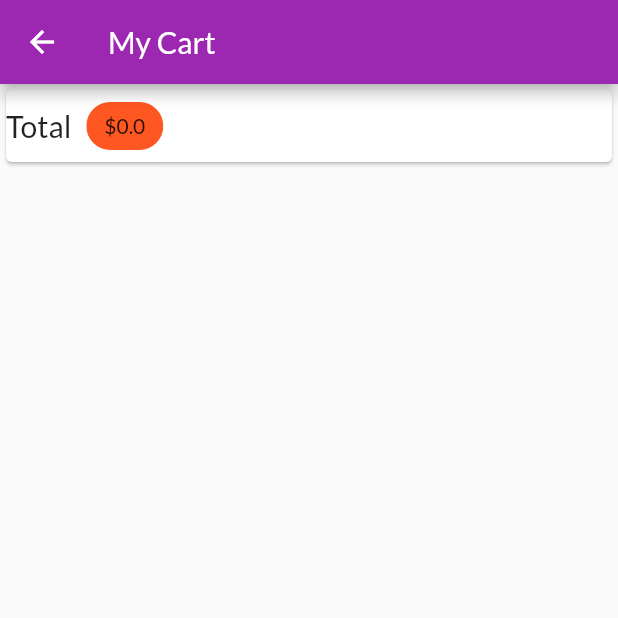
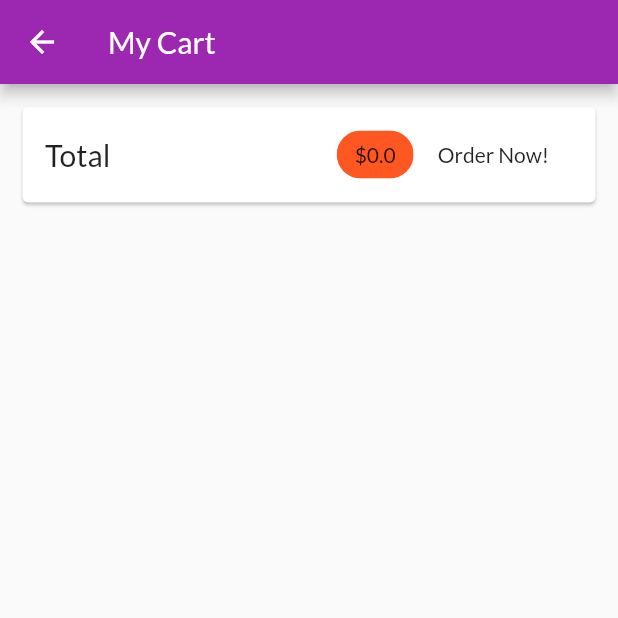
Before and after one commit to kmkrofficial/shopping_application, a Flutter app: the CartScreen screen opened by its route, on a phone screen of 412 x 824 dp, the top half of it. Run offline on Flutter 3.47's test engine with Material 2 defaults, Android fonts, the phone set to English and light mode, and no system bars; network calls fail.

```diff
--- a/lib/screens/cart_screen.dart
+++ b/lib/screens/cart_screen.dart
@@ -16,7 +16,12 @@ class CartScreen extends StatelessWidget {
       body: Column(
         children: [
           Card(
+            margin: EdgeInsets.all(15),
+            child: Padding(
+              padding:
+                  const EdgeInsets.symmetric(horizontal: 15.0, vertical: 8.0),
               child: Row(
+                mainAxisAlignment: MainAxisAlignment.spaceBetween,
                 children: [
                   Text(
                     "Total",
@@ -25,11 +30,18 @@ class CartScreen extends StatelessWidget {
                   SizedBox(
                     width: 10,
                   ),
+                  Spacer(),
                   Chip(
                     label: Text("\$${cart.totalPrice}"),
                     backgroundColor: Theme.of(context).accentColor,
+                  ),
+                  FlatButton(
+                    onPressed: () {},
+                    child: Text("Order Now!"),
+                    color: Colors.white,
                   )
                 ],
+              ),
             ),
           ),
           SizedBox(
@@ -43,6 +55,7 @@ class CartScreen extends StatelessWidget {
                 id: cart.items.values.toList()[i].id,
                 price: cart.items.values.toList()[i].pricing,
                 quantity: cart.items.values.toList()[i].quantity,
+                productId: cart.items.keys.toList()[i],
               ),
             ),
           ),
```
Also changed, not shown: lib/providers/cart.dart (+6 -1 lines), lib/widgets/cart_item.dart (+22 -2 lines). Lines whose indentation alone changed are shown as unchanged.
